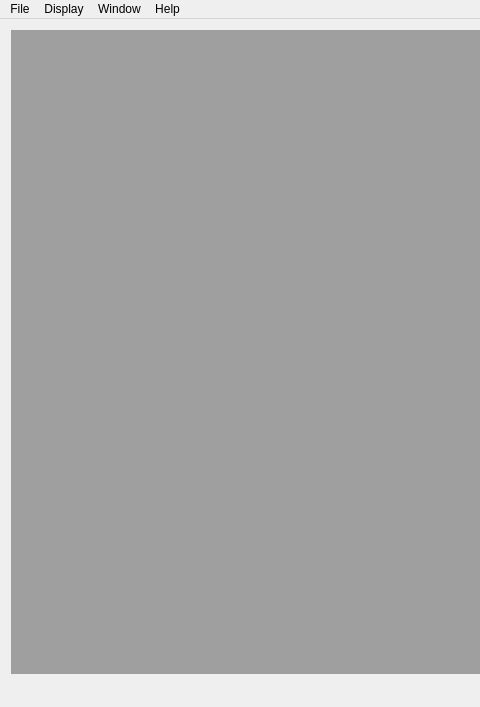
Qt form mvme.ui (flueke/mvme) before a commit; both pictures show x 0 to 480 and y 0 to 707 of the 1034 by 707 pixel window.
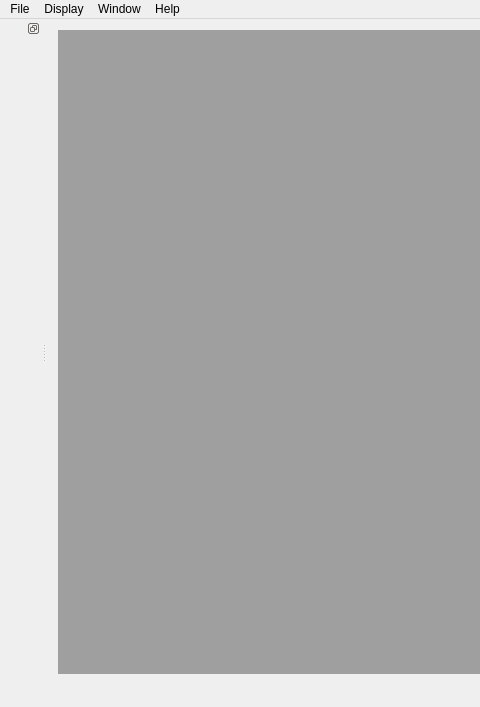
The same form after that commit.

The edit to the form file:
```diff
--- a/mvme.ui
+++ b/mvme.ui
@@ -72,6 +72,15 @@
    <addaction name="menuHelp"/>
   </widget>
   <widget class="QStatusBar" name="statusBar"/>
+  <widget class="QDockWidget" name="dockWidget">
+   <property name="features">
+    <set>QDockWidget::DockWidgetFloatable|QDockWidget::DockWidgetMovable</set>
+   </property>
+   <attribute name="dockWidgetArea">
+    <number>1</number>
+   </attribute>
+   <widget class="QWidget" name="dockWidgetContents"/>
+  </widget>
   <action name="actionQuit">
    <property name="text">
     <string>&amp;Quit</string>
```
Left out of the diff: 2 changed lines with no effect on the pictures.
